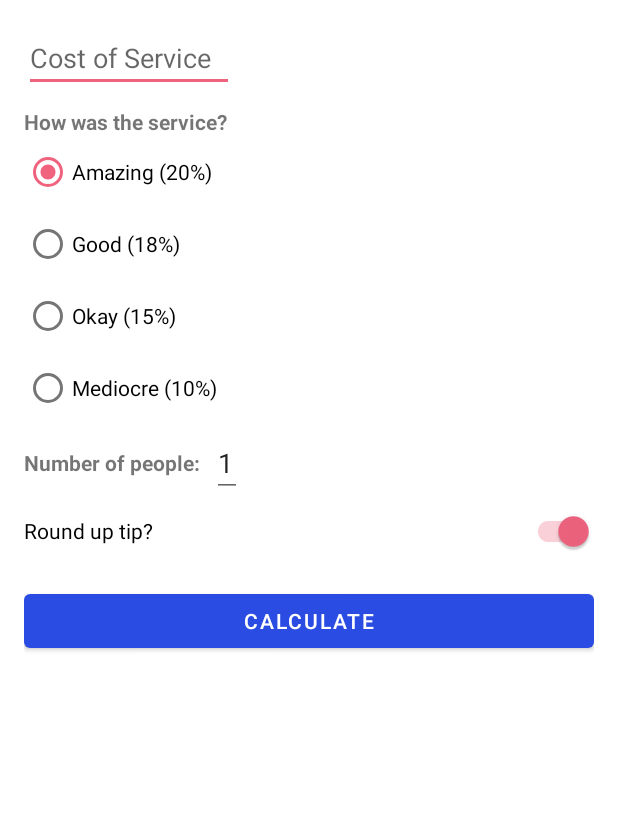
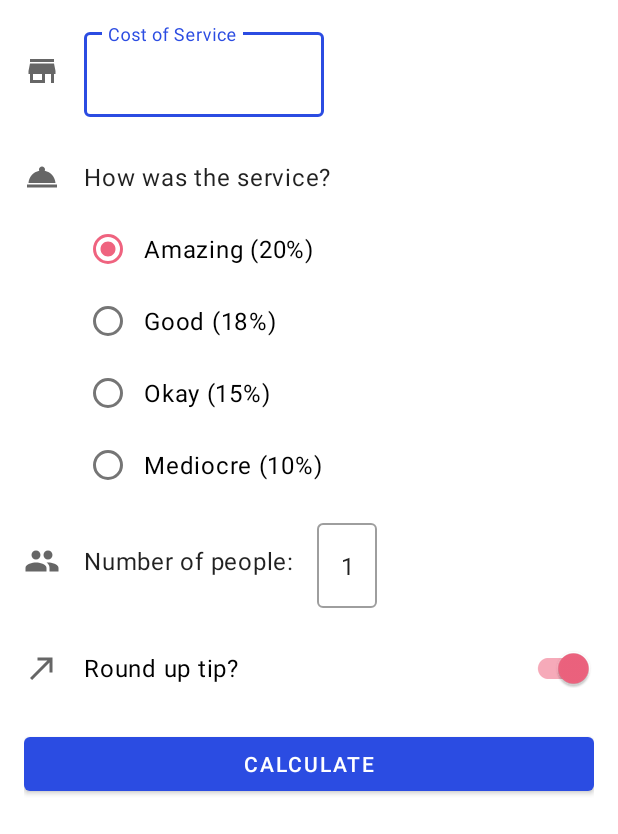
Before and after one commit to matheus-miranda/Tip-Time, an Android app: the screen it shows after launch (MainActivity), on a phone screen of 412 x 824 dp. Shown: the top 834 px of the screen. Run offline under Robolectric (Android 15) with nearby library versions, the phone set to English and light mode, and no system bars.

Commit message:
Add Material Design theme

```diff
--- a/app/src/main/java/br/com/mmdevelopment/tiptime/MainActivity.kt
+++ b/app/src/main/java/br/com/mmdevelopment/tiptime/MainActivity.kt
@@ -2,6 +2,7 @@ package br.com.mmdevelopment.tiptime
 
 import android.os.Bundle
 import android.view.inputmethod.EditorInfo
+import android.widget.Toast
 import androidx.appcompat.app.AppCompatActivity
 import br.com.mmdevelopment.tiptime.databinding.ActivityMainBinding
 import java.text.NumberFormat
@@ -23,7 +24,7 @@ class MainActivity : AppCompatActivity() {
      * Calculates the tip according to user selected options
      */
     private fun calculateTip() {
-        // If cost of value EditText is null ou 0.0, set the results TextView's to 0.0 and return
+        // If cost/people EditText is null ou 0.0, set the results TextView's to 0.0 and return
         val cost = binding.etCostOfService.text.toString().toDoubleOrNull()
         if (cost == null || cost == 0.0) {
             displayTip(0.0)
@@ -85,6 +86,13 @@ class MainActivity : AppCompatActivity() {
      * @param tip Tip amount
      */
     private fun displayPerPerson(tip: Double) {
+        // Validate if user entered a number on the People Edit Text
+        val people = binding.etNumberPeople.text.toString().toIntOrNull()
+        if (people == null || people == 0) {
+            Toast.makeText(this, getString(R.string.enter_number_people),
+                    Toast.LENGTH_SHORT).show()
+            return
+        }
         val perPerson = displayTotal(tip) / binding.etNumberPeople.text.toString().toDouble()
         val formattedPerPerson = NumberFormat.getCurrencyInstance().format(perPerson)
         binding.tvPerPerson.text = getString(R.string.per_person, formattedPerPerson.toString())
--- /dev/null
+++ b/app/src/main/res/drawable/ic_people.xml
@@ -0,0 +1,10 @@
+<vector xmlns:android="http://schemas.android.com/apk/res/android"
+    android:width="24dp"
+    android:height="24dp"
+    android:viewportWidth="24"
+    android:viewportHeight="24"
+    android:tint="?attr/colorControlNormal">
+  <path
+      android:fillColor="@android:color/white"
+      android:pathData="M16,11c1.66,0 2.99,-1.34 2.99,-3S17.66,5 16,5c-1.66,0 -3,1.34 -3,3s1.34,3 3,3zM8,11c1.66,0 2.99,-1.34 2.99,-3S9.66,5 8,5C6.34,5 5,6.34 5,8s1.34,3 3,3zM8,13c-2.33,0 -7,1.17 -7,3.5L1,19h14v-2.5c0,-2.33 -4.67,-3.5 -7,-3.5zM16,13c-0.29,0 -0.62,0.02 -0.97,0.05 1.16,0.84 1.97,1.97 1.97,3.45L17,19h6v-2.5c0,-2.33 -4.67,-3.5 -7,-3.5z"/>
+</vector>
--- /dev/null
+++ b/app/src/main/res/drawable/ic_round_up.xml
@@ -0,0 +1,11 @@
+<vector xmlns:android="http://schemas.android.com/apk/res/android"
+    android:width="24dp"
+    android:height="24dp"
+    android:viewportWidth="24"
+    android:viewportHeight="24"
+    android:tint="?attr/colorControlNormal"
+    android:autoMirrored="true">
+  <path
+      android:fillColor="@android:color/white"
+      android:pathData="M9,5v2h6.59L4,18.59 5.41,20 17,8.41V15h2V5z"/>
+</vector>
--- /dev/null
+++ b/app/src/main/res/drawable/ic_service.xml
@@ -0,0 +1,10 @@
+<vector xmlns:android="http://schemas.android.com/apk/res/android"
+    android:width="24dp"
+    android:height="24dp"
+    android:viewportWidth="24"
+    android:viewportHeight="24"
+    android:tint="?attr/colorControlNormal">
+  <path
+      android:fillColor="@android:color/white"
+      android:pathData="M2,17h20v2L2,19zM13.84,7.79c0.1,-0.24 0.16,-0.51 0.16,-0.79 0,-1.1 -0.9,-2 -2,-2s-2,0.9 -2,2c0,0.28 0.06,0.55 0.16,0.79C6.25,8.6 3.27,11.93 3,16h18c-0.27,-4.07 -3.25,-7.4 -7.16,-8.21z"/>
+</vector>
--- /dev/null
+++ b/app/src/main/res/drawable/ic_store.xml
@@ -0,0 +1,10 @@
+<vector xmlns:android="http://schemas.android.com/apk/res/android"
+    android:width="24dp"
+    android:height="24dp"
+    android:viewportWidth="24"
+    android:viewportHeight="24"
+    android:tint="?attr/colorControlNormal">
+  <path
+      android:fillColor="@android:color/white"
+      android:pathData="M20,4L4,4v2h16L20,4zM21,14v-2l-1,-5L4,7l-1,5v2h1v6h10v-6h4v6h2v-6h1zM12,18L6,18v-4h6v4z"/>
+</vector>
--- a/app/src/main/res/layout/activity_main.xml
+++ b/app/src/main/res/layout/activity_main.xml
@@ -7,25 +7,52 @@
     android:padding="16dp"
     tools:context=".MainActivity">
 
-    <EditText
-        android:id="@+id/et_cost_of_service"
-        android:layout_width="140dp"
+    <ImageView
+        android:id="@+id/ic_cost_of_service"
+        android:layout_width="wrap_content"
         android:layout_height="wrap_content"
+        android:importantForAccessibility="no"
+        android:src="@drawable/ic_store"
+        app:layout_constraintBottom_toBottomOf="@id/ti_cost_of_service"
+        app:layout_constraintStart_toStartOf="parent"
+        app:layout_constraintTop_toTopOf="@id/ti_cost_of_service" />
+
+    <com.google.android.material.textfield.TextInputLayout
+        android:id="@+id/ti_cost_of_service"
+        android:layout_width="160dp"
+        android:layout_height="wrap_content"
+        android:layout_marginStart="16dp"
         android:hint="@string/cost_of_service"
-        android:importantForAutofill="no"
-        android:inputType="numberDecimal"
+        app:layout_constraintStart_toEndOf="@id/ic_cost_of_service"
+        app:layout_constraintTop_toTopOf="parent">
+
+        <com.google.android.material.textfield.TextInputEditText
+            android:id="@+id/et_cost_of_service"
+            android:layout_width="160dp"
+            android:layout_height="wrap_content"
+            android:inputType="numberDecimal" />
+
+    </com.google.android.material.textfield.TextInputLayout>
+
+    <ImageView
+        android:id="@+id/ic_service_question"
+        android:layout_width="wrap_content"
+        android:layout_height="wrap_content"
+        android:importantForAccessibility="no"
+        android:src="@drawable/ic_service"
+        app:layout_constraintBottom_toBottomOf="@id/tv_service_question"
         app:layout_constraintStart_toStartOf="parent"
-        app:layout_constraintTop_toTopOf="parent" />
+        app:layout_constraintTop_toTopOf="@id/tv_service_question" />
 
     <TextView
         android:id="@+id/tv_service_question"
+        style="@style/Widget.TipTime.Textview"
         android:layout_width="wrap_content"
         android:layout_height="wrap_content"
-        android:layout_marginTop="10dp"
+        android:layout_marginTop="16dp"
         android:text="@string/how_was_the_service"
-        android:textStyle="bold"
-        app:layout_constraintStart_toStartOf="parent"
-        app:layout_constraintTop_toBottomOf="@id/et_cost_of_service" />
+        app:layout_constraintStart_toStartOf="@id/ti_cost_of_service"
+        app:layout_constraintTop_toBottomOf="@id/ti_cost_of_service" />
 
     <RadioGroup
         android:id="@+id/rg_tip_options"
@@ -33,7 +60,7 @@
         android:layout_height="wrap_content"
         android:checkedButton="@id/rb_option_twenty_percent"
         android:orientation="vertical"
-        app:layout_constraintStart_toStartOf="parent"
+        app:layout_constraintStart_toStartOf="@id/tv_service_question"
         app:layout_constraintTop_toBottomOf="@id/tv_service_question">
 
         <RadioButton
@@ -61,45 +88,70 @@
             android:text="@string/mediocre_service" />
     </RadioGroup>
 
+    <ImageView
+        android:id="@+id/ic_num_people"
+        android:layout_width="wrap_content"
+        android:layout_height="wrap_content"
+        android:importantForAccessibility="no"
+        android:src="@drawable/ic_people"
+        app:layout_constraintBottom_toBottomOf="@id/tv_num_people"
+        app:layout_constraintStart_toStartOf="parent"
+        app:layout_constraintTop_toTopOf="@id/tv_num_people" />
+
     <TextView
         android:id="@+id/tv_num_people"
+        style="@style/Widget.TipTime.Textview"
         android:layout_width="wrap_content"
         android:layout_height="wrap_content"
         android:layout_marginTop="16dp"
         android:text="@string/number_of_people"
-        android:textStyle="bold"
-        app:layout_constraintStart_toStartOf="parent"
+        app:layout_constraintStart_toStartOf="@id/rg_tip_options"
         app:layout_constraintTop_toBottomOf="@id/rg_tip_options" />
 
-    <EditText
-        android:id="@+id/et_number_people"
-        android:layout_width="20dp"
+    <com.google.android.material.textfield.TextInputLayout
+        android:id="@+id/ti_number_people"
+        android:layout_width="40dp"
         android:layout_height="wrap_content"
-        android:layout_marginStart="8dp"
-        android:importantForAutofill="no"
-        android:inputType="number"
-        android:text="@string/one"
+        android:layout_marginStart="16dp"
         app:layout_constraintBottom_toBottomOf="@id/tv_num_people"
         app:layout_constraintStart_toEndOf="@id/tv_num_people"
-        app:layout_constraintTop_toTopOf="@id/tv_num_people"
-        tools:ignore="LabelFor" />
+        app:layout_constraintTop_toTopOf="@id/tv_num_people">
 
-    <androidx.appcompat.widget.SwitchCompat
+        <com.google.android.material.textfield.TextInputEditText
+            android:id="@+id/et_number_people"
+            android:layout_width="40dp"
+            android:layout_height="wrap_content"
+            android:inputType="number"
+            android:text="@string/one" />
+
+    </com.google.android.material.textfield.TextInputLayout>
+
+    <ImageView
+        android:id="@+id/ic_round_up"
+        android:layout_width="wrap_content"
+        android:layout_height="wrap_content"
+        android:importantForAccessibility="no"
+        android:src="@drawable/ic_round_up"
+        app:layout_constraintBottom_toBottomOf="@id/switch_round_up"
+        app:layout_constraintStart_toStartOf="parent"
+        app:layout_constraintTop_toTopOf="@id/switch_round_up" />
+
+    <com.google.android.material.switchmaterial.SwitchMaterial
         android:id="@+id/switch_round_up"
         android:layout_width="0dp"
         android:layout_height="wrap_content"
-        android:layout_marginTop="12dp"
+        android:layout_marginTop="16dp"
         android:checked="true"
         android:text="@string/round_up_tip"
         app:layout_constraintEnd_toEndOf="parent"
-        app:layout_constraintStart_toStartOf="parent"
-        app:layout_constraintTop_toBottomOf="@id/tv_num_people" />
+        app:layout_constraintStart_toStartOf="@id/tv_num_people"
+        app:layout_constraintTop_toBottomOf="@id/ti_number_people" />
 
     <Button
         android:id="@+id/btn_calculate"
         android:layout_width="0dp"
         android:layout_height="wrap_content"
-        android:layout_marginTop="12dp"
+        android:layout_marginTop="16dp"
         android:text="@string/calculate"
         app:layout_constraintEnd_toEndOf="parent"
         app:layout_constraintStart_toStartOf="parent"
@@ -107,37 +159,31 @@
 
     <TextView
         android:id="@+id/tv_tip_result"
+        style="@style/Widget.TipTime.Textview"
         android:layout_width="wrap_content"
         android:layout_height="wrap_content"
-        android:layout_marginTop="10dp"
-        android:textSize="26sp"
-        android:textStyle="bold"
-        app:layout_constraintEnd_toEndOf="parent"
-        app:layout_constraintStart_toStartOf="parent"
+        android:layout_marginTop="8dp"
+        app:layout_constraintStart_toStartOf="@id/btn_calculate"
         app:layout_constraintTop_toBottomOf="@id/btn_calculate"
         tools:text="Tip Amount: $10" />
 
     <TextView
         android:id="@+id/tv_per_person"
+        style="@style/Widget.TipTime.Textview"
         android:layout_width="wrap_content"
         android:layout_height="wrap_content"
-        android:layout_marginTop="10dp"
-        android:textSize="24sp"
-        android:textStyle="bold"
-        app:layout_constraintEnd_toEndOf="parent"
-        app:layout_constraintStart_toStartOf="parent"
-        app:layout_constraintTop_toBottomOf="@id/tv_tip_result"
+        android:layout_marginTop="8dp"
+        app:layout_constraintEnd_toEndOf="@id/btn_calculate"
+        app:layout_constraintTop_toBottomOf="@id/btn_calculate"
         tools:text="Per Person: $8.25" />
 
     <TextView
         android:id="@+id/tv_total"
+        style="@style/Widget.TipTime.Textview"
         android:layout_width="wrap_content"
         android:layout_height="wrap_content"
-        android:layout_marginTop="10dp"
-        android:textSize="22sp"
-        android:textStyle="bold"
-        app:layout_constraintEnd_toEndOf="parent"
-        app:layout_constraintStart_toStartOf="parent"
-        app:layout_constraintTop_toBottomOf="@id/tv_per_person"
+        app:layout_constraintEnd_toEndOf="@id/tv_per_person"
+        app:layout_constraintStart_toStartOf="@id/tv_tip_result"
+        app:layout_constraintTop_toBottomOf="@id/tv_tip_result"
         tools:text="Grand Total: $22.5" />
 </androidx.constraintlayout.widget.ConstraintLayout>
--- a/app/src/main/res/values-night/themes.xml
+++ b/app/src/main/res/values-night/themes.xml
@@ -11,6 +11,12 @@
         <item name="colorOnSecondary">@color/black</item>
         <!-- Status bar color. -->
         <item name="android:statusBarColor" tools:targetApi="l">?attr/colorPrimaryVariant</item>
-        <!-- Customize your theme here. -->
+        <!-- Text input fields -->
+        <item name="textInputStyle">@style/Widget.MaterialComponents.TextInputLayout.OutlinedBox</item>
+        <!-- For radio buttons -->
+        <item name="radioButtonStyle">@style/Widget.TipTime.CompoundButton.RadioButton</item>
+        <!-- For switches -->
+        <item name="switchStyle">@style/Widget.TipTime.CompoundButton.Switch</item>
+
     </style>
 </resources>
--- /dev/null
+++ b/app/src/main/res/values/dimens.xml
@@ -0,0 +1,4 @@
+<?xml version="1.0" encoding="utf-8"?>
+<resources>
+    <dimen name="min_text_height">48dp</dimen>
+</resources>
--- a/app/src/main/res/values/strings.xml
+++ b/app/src/main/res/values/strings.xml
@@ -13,4 +13,5 @@
     <string name="one" translatable="false">1</string>
     <string name="grand_total">Grand Total: %s</string>
     <string name="per_person">Per Person: %s</string>
+    <string name="enter_number_people">Please enter the number of people</string>
 </resources>
--- /dev/null
+++ b/app/src/main/res/values/styles.xml
@@ -0,0 +1,20 @@
+<?xml version="1.0" encoding="utf-8"?>
+<resources>
+    <!-- TextView -->
+    <style name="Widget.TipTime.Textview" parent="Widget.MaterialComponents.TextView">
+        <item name="android:minHeight">@dimen/min_text_height</item>
+        <item name="android:gravity">center_vertical</item>
+        <item name="android:textAppearance">?attr/textAppearanceBody1</item>
+    </style>
+    <!-- Switch -->
+    <style name="Widget.TipTime.CompoundButton.Switch" parent="Widget.MaterialComponents.CompoundButton.Switch">
+        <item name="android:minHeight">@dimen/min_text_height</item>
+        <item name="android:gravity">center_vertical</item>
+        <item name="android:textAppearance">?attr/textAppearanceBody1</item>
+    </style>
+    <!-- Radio Button -->
+    <style name="Widget.TipTime.CompoundButton.RadioButton" parent="Widget.MaterialComponents.CompoundButton.RadioButton">
+        <item name="android:paddingStart">8dp</item>
+        <item name="android:textAppearance">?attr/textAppearanceBody1</item>
+    </style>
+</resources>
--- a/app/src/main/res/values/themes.xml
+++ b/app/src/main/res/values/themes.xml
@@ -11,6 +11,11 @@
         <item name="colorOnSecondary">@color/black</item>
         <!-- Status bar color. -->
         <item name="android:statusBarColor" tools:targetApi="l">?attr/colorPrimaryVariant</item>
-        <!-- Customize your theme here. -->
+        <!-- TextInput fields. -->
+        <item name="textInputStyle">@style/Widget.MaterialComponents.TextInputLayout.OutlinedBox</item>
+        <!-- Radio Buttons. -->
+        <item name="radioButtonStyle">@style/Widget.TipTime.CompoundButton.RadioButton</item>
+        <!-- Switches -->
+        <item name="switchStyle">@style/Widget.TipTime.CompoundButton.Switch</item>
     </style>
 </resources>
```
Also changed, not shown: 1 other file.
